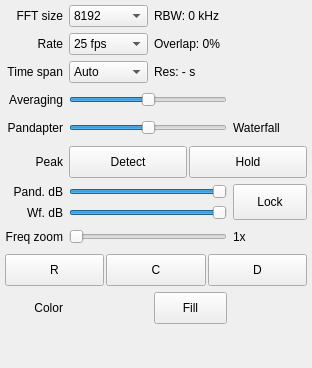
The window that src/qtgui/dockfft.ui (gqrx-sdr/gqrx) describes before a commit, drawn with Qt 5.
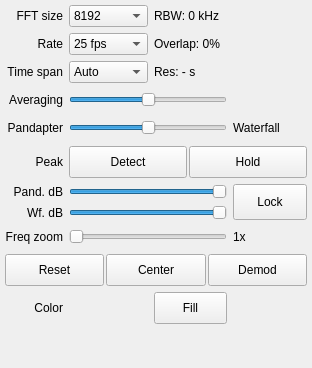
The same window after the commit. Icons and pictures are not drawn. Custom widgets are drawn as their Qt base class.

Commit message:
Use full text on buttons.
Now thatbuttons have minimum size we may as well use full text on
buttons instead of just their capital letters.

```diff
--- a/src/qtgui/dockfft.ui
+++ b/src/qtgui/dockfft.ui
@@ -812,7 +812,7 @@
                <string>Reset zoom level to 1x</string>
               </property>
               <property name="text">
-               <string>R</string>
+               <string>Reset</string>
               </property>
              </widget>
             </item>
@@ -840,7 +840,7 @@
                <string>Center FFT around original center frequency</string>
               </property>
               <property name="text">
-               <string>C</string>
+               <string>Center</string>
               </property>
              </widget>
             </item>
@@ -868,7 +868,7 @@
                <string>Center FFT around demodulator frequency</string>
               </property>
               <property name="text">
-               <string>D</string>
+               <string>Demod</string>
               </property>
              </widget>
             </item>
```
